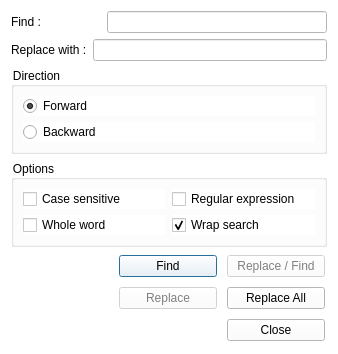
Before: the Qt Designer form library/tulip-python/designer/FindReplaceDialog.ui in Tulip-Dev/tulip, drawn with Qt 5.
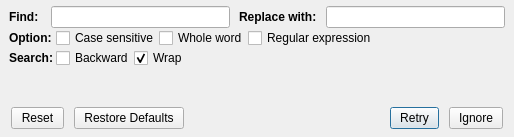
After: the same form once the commit is applied. Icons and pictures are not drawn.

Commit message: Python IDE "Find/Replace" dialog relooking

```diff
--- a/library/tulip-python/designer/FindReplaceDialog.ui
+++ b/library/tulip-python/designer/FindReplaceDialog.ui
@@ -6,25 +6,26 @@
    <rect>
     <x>0</x>
     <y>0</y>
-    <width>338</width>
-    <height>327</height>
+    <width>514</width>
+    <height>137</height>
    </rect>
   </property>
+  <property name="maximumSize">
+   <size>
+    <width>16777215</width>
+    <height>140</height>
+   </size>
+  </property>
   <property name="windowTitle">
    <string>Find / Replace</string>
   </property>
   <property name="styleSheet">
-   <string notr="true">QWidget, QFrame {
-background-color:white;
-}
-
-QPushButton, QComboBox, QToolButton {
+   <string notr="true">QPushButton {
 border-image: url(:/tulip/gui/ui/btn_26.png) 4;
 border-width: 4;
 padding: 0px 6px;
 font-size: 12px;
 }
-
 QPushButton::flat {
 border-image: none;
 border-width: 4;
@@ -32,68 +33,97 @@
 font-size: 12px;
 background-color: transparent;
 }
-
-QPushButton, QComboBox, QLabel, QToolButton {
+QPushButton {
 color: black;
 }
-
-QPushButton:hover, QComboBox:hover, QToolButton:hover {
+QPushButton:hover {
 border-image: url(:/tulip/gui/ui/btn_26_hover.png) 4;
 }
-
-QPushButton:disabled, QComboBox::disabled, QToolButton::disabled {
+QPushButton:disabled {
 color:gray;
 }
-
-QPushButton:pressed, QToolButton:pressed{
+QPushButton:pressed {
 border-image: url(:/tulip/gui/ui/btn_26_pressed.png) 4;
 }
-
 QPushButton::menu-indicator{
 subcontrol-origin: margin;
 subcontrol-position: center right;
 right: 4px;
 }
-
-QPushButton, QToolButton {
+QPushButton {
 outline: none;
 margin: 2
 }
-
-QComboBox::down-arrow {
-image: url(:/tulip/gui/ui/combobox_arrow.png);
-}
-
-QComboBox:drop-down {
-subcontrol-origin: padding;
-subcontrol-position: top right;
-border-left-style: none; 
-border-top-right-radius: 1px;
-border-bottom-right-radius: 1px;
+QLabel {
+font: bold;
 }
 </string>
   </property>
-  <layout class="QVBoxLayout" name="verticalLayout">
+  <layout class="QVBoxLayout" name="verticalLayout_3">
+   <property name="spacing">
+    <number>0</number>
+   </property>
+   <property name="leftMargin">
+    <number>9</number>
+   </property>
+   <property name="topMargin">
+    <number>6</number>
+   </property>
+   <property name="rightMargin">
+    <number>9</number>
+   </property>
+   <property name="bottomMargin">
+    <number>6</number>
+   </property>
    <item>
-    <layout class="QHBoxLayout" name="horizontalLayout">
+    <layout class="QHBoxLayout" name="horizontalLayout_2">
+     <property name="spacing">
+      <number>9</number>
+     </property>
      <item>
       <widget class="QLabel" name="label">
+       <property name="sizePolicy">
+        <sizepolicy hsizetype="Preferred" vsizetype="Preferred">
+         <horstretch>0</horstretch>
+         <verstretch>0</verstretch>
+        </sizepolicy>
+       </property>
+       <property name="minimumSize">
+        <size>
+         <width>18</width>
+         <height>0</height>
+        </size>
+       </property>
+       <property name="maximumSize">
+        <size>
+         <width>35</width>
+         <height>16777215</height>
+        </size>
+       </property>
        <property name="text">
-        <string>Find :                  </string>
+        <string>Find: </string>
        </property>
       </widget>
      </item>
      <item>
       <widget class="QLineEdit" name="textToFind"/>
      </item>
-    </layout>
-   </item>
-   <item>
-    <layout class="QHBoxLayout" name="horizontalLayout_2">
      <item>
       <widget class="QLabel" name="label_2">
+       <property name="sizePolicy">
+        <sizepolicy hsizetype="Preferred" vsizetype="Preferred">
+         <horstretch>0</horstretch>
+         <verstretch>0</verstretch>
+        </sizepolicy>
+       </property>
+       <property name="maximumSize">
+        <size>
+         <width>100</width>
+         <height>16777215</height>
+        </size>
+       </property>
        <property name="text">
-        <string>Replace with :</string>
+        <string>Replace with:</string>
        </property>
       </widget>
      </item>
@@ -103,74 +133,94 @@
     </layout>
    </item>
    <item>
-    <widget class="QGroupBox" name="groupBox">
-     <property name="title">
-      <string>Direction</string>
-     </property>
+    <layout class="QHBoxLayout" name="horizontalLayout_5">
+     <item>
+      <layout class="QVBoxLayout" name="verticalLayout">
+       <property name="rightMargin">
+        <number>3</number>
+       </property>
+       <item>
+        <widget class="QLabel" name="optionsLabel">
+         <property name="text">
+          <string>Option:</string>
+         </property>
+        </widget>
+       </item>
+       <item>
+        <widget class="QLabel" name="searchLabel">
+         <property name="sizePolicy">
+          <sizepolicy hsizetype="Preferred" vsizetype="Preferred">
+           <horstretch>0</horstretch>
+           <verstretch>0</verstretch>
+          </sizepolicy>
+         </property>
+         <property name="text">
+          <string>Search:</string>
+         </property>
+        </widget>
+       </item>
+      </layout>
+     </item>
+     <item>
      <layout class="QVBoxLayout" name="verticalLayout_2">
       <item>
-       <widget class="QRadioButton" name="forwardRB">
-        <property name="text">
-         <string>Forward</string>
-        </property>
-        <property name="checked">
-         <bool>true</bool>
-        </property>
-       </widget>
-      </item>
+        <layout class="QHBoxLayout" name="horizontalLayout_3">
       <item>
-       <widget class="QRadioButton" name="backwardRB">
-        <property name="text">
-         <string>Backward</string>
-        </property>
-       </widget>
-      </item>
-     </layout>
-    </widget>
-   </item>
-   <item>
-    <widget class="QGroupBox" name="groupBox_2">
-     <property name="title">
-      <string>Options</string>
-     </property>
-     <layout class="QGridLayout" name="gridLayout_2">
-      <item row="0" column="0">
        <widget class="QCheckBox" name="caseSensitiveCB">
         <property name="text">
          <string>Case sensitive</string>
         </property>
        </widget>
       </item>
-      <item row="0" column="1">
-       <widget class="QCheckBox" name="regexpCB">
-        <property name="text">
-         <string>Regular expression</string>
-        </property>
-       </widget>
-      </item>
-      <item row="1" column="0">
+         <item>
        <widget class="QCheckBox" name="wholeWordCB">
         <property name="text">
          <string>Whole word</string>
         </property>
        </widget>
       </item>
-      <item row="1" column="1">
+         <item>
+          <widget class="QCheckBox" name="regexpCB">
+           <property name="text">
+            <string>Regular expression</string>
+           </property>
+          </widget>
+         </item>
+         <item>
+          <spacer name="horizontalSpacer_2">
+           <property name="orientation">
+            <enum>Qt::Horizontal</enum>
+           </property>
+           <property name="sizeHint" stdset="0">
+            <size>
+             <width>40</width>
+             <height>20</height>
+            </size>
+           </property>
+          </spacer>
+         </item>
+        </layout>
+       </item>
+       <item>
+        <layout class="QHBoxLayout" name="horizontalLayout_4">
+         <item>
+          <widget class="QCheckBox" name="backwardCB">
+           <property name="text">
+            <string>Backward</string>
+           </property>
+          </widget>
+         </item>
+         <item>
        <widget class="QCheckBox" name="wrapSearchCB">
         <property name="text">
-         <string>Wrap search</string>
+            <string>Wrap</string>
         </property>
         <property name="checked">
          <bool>true</bool>
         </property>
        </widget>
       </item>
-     </layout>
-    </widget>
-   </item>
    <item>
-    <layout class="QGridLayout" name="gridLayout">
-     <item row="0" column="0">
       <spacer name="horizontalSpacer">
        <property name="orientation">
         <enum>Qt::Horizontal</enum>
@@ -183,80 +233,31 @@
        </property>
       </spacer>
      </item>
-     <item row="0" column="1">
-      <widget class="QPushButton" name="findButton">
-       <property name="minimumSize">
-        <size>
-         <width>102</width>
-         <height>0</height>
-        </size>
-       </property>
-       <property name="text">
-        <string>Find</string>
-       </property>
-      </widget>
-     </item>
-     <item row="0" column="2">
-      <widget class="QPushButton" name="replaceFindButton">
-       <property name="enabled">
-        <bool>false</bool>
-       </property>
-       <property name="text">
-        <string>Replace / Find</string>
-       </property>
-      </widget>
+        </layout>
+       </item>
+      </layout>
      </item>
-     <item row="1" column="0">
-      <spacer name="horizontalSpacer_2">
-       <property name="orientation">
-        <enum>Qt::Horizontal</enum>
-       </property>
-       <property name="sizeHint" stdset="0">
-        <size>
-         <width>40</width>
-         <height>20</height>
-        </size>
-       </property>
-      </spacer>
-     </item>
-     <item row="1" column="1">
-      <widget class="QPushButton" name="replaceButton">
-       <property name="enabled">
-        <bool>false</bool>
-       </property>
-       <property name="minimumSize">
-        <size>
-         <width>102</width>
-         <height>0</height>
-        </size>
-       </property>
-       <property name="text">
-        <string>Replace</string>
-       </property>
-      </widget>
-     </item>
-     <item row="1" column="2">
-      <widget class="QPushButton" name="replaceAllButton">
-       <property name="text">
-        <string>Replace All</string>
-       </property>
-      </widget>
-     </item>
-     <item row="2" column="2">
-      <widget class="QPushButton" name="closeButton">
-       <property name="text">
-        <string>Close</string>
-       </property>
-      </widget>
-     </item>
-     <item row="2" column="0">
+    </layout>
+   </item>
+   <item>
       <widget class="QLabel" name="searchStatusLabel">
+     <property name="sizePolicy">
+      <sizepolicy hsizetype="Preferred" vsizetype="Preferred">
+       <horstretch>0</horstretch>
+       <verstretch>0</verstretch>
+      </sizepolicy>
+     </property>
        <property name="text">
         <string/>
        </property>
       </widget>
      </item>
-    </layout>
+   <item>
+    <widget class="QDialogButtonBox" name="buttonBox">
+     <property name="standardButtons">
+      <set>QDialogButtonBox::Ignore|QDialogButtonBox::Reset|QDialogButtonBox::RestoreDefaults|QDialogButtonBox::Retry</set>
+     </property>
+    </widget>
    </item>
   </layout>
  </widget>
```
Lines whose indentation alone changed are shown as unchanged. The commit also changes 2 other files.
